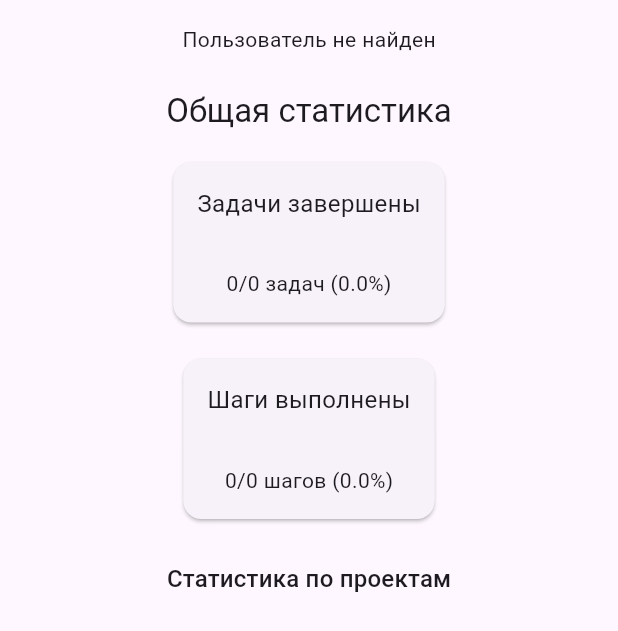
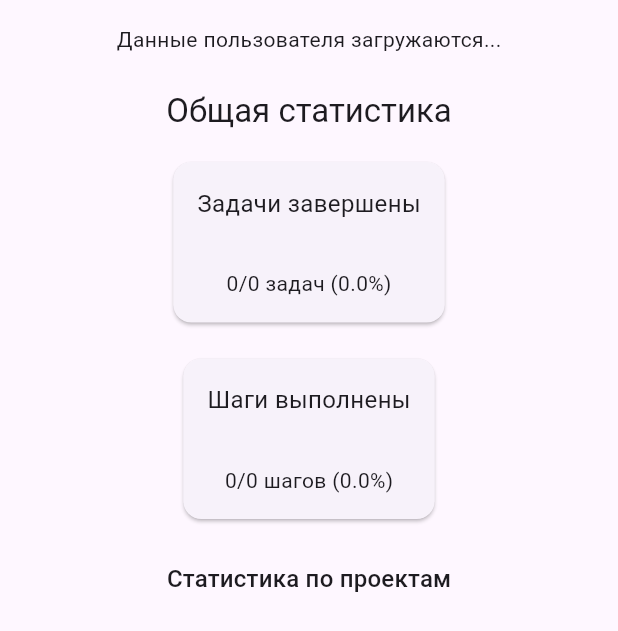
Before and after one commit to Vinillian/task_tracker, a Flutter app: what buildStatisticsTab() shows on an empty page, opened directly with empty values, on a phone screen of 412 x 824 dp. Shown: the top 631 px of the screen. Run offline on Flutter 3.47's test engine with Material 3 defaults, Android fonts, the phone set to English and light mode, and no system bars; our stand-ins replace cloud_firestore, firebase_auth, firebase_core; accounts and stored records are empty.

```diff
--- a/lib/widgets/github_calendar.dart
+++ b/lib/widgets/github_calendar.dart
@@ -4,20 +4,25 @@ import 'package:cloud_firestore/cloud_firestore.dart';
 import 'package:provider/provider.dart';
 import '../models/app_user.dart';
 import '../services/firestore_service.dart';
+import '../services/auth_service.dart'; // Добавьте импорт
 
 class GitHubCalendar extends StatelessWidget {
-  final String? userName;
-  const GitHubCalendar({super.key, required this.userName});
+  const GitHubCalendar({super.key});
 
   static const double _cellSize = 12;
   static const double _cellMargin = 2;
   static const double _columnWidth = _cellSize + _cellMargin * 2;
 
   Stream<AppUser?> _userStream(BuildContext context) {
+    final authService = Provider.of<AuthService>(context, listen: false);
     final firestoreService = Provider.of<FirestoreService>(context, listen: false);
-    return firestoreService.usersStream().map((users) {
-      return users.firstWhere((user) => user.name == userName, orElse: () => AppUser.empty());
-    });
+
+    final currentUid = authService.currentUser?.uid;
+    if (currentUid == null) {
+      return Stream.value(null);
+    }
+
+    return firestoreService.userStream(currentUid);
   }
 
   Map<DateTime, int> _buildContributions(List<dynamic> progressHistory) {
@@ -201,7 +206,11 @@ class GitHubCalendar extends StatelessWidget {
         }
 
         final user = snapshot.data;
-        if (user == null || user.name.isEmpty) {
+        if (user == null) {
+          return const Center(child: Text('Данные пользователя загружаются...'));
+        }
+
+        if (user.name.isEmpty) {
           return const Center(child: Text('Пользователь не найден'));
         }
 
--- a/lib/widgets/statistics_widgets.dart
+++ b/lib/widgets/statistics_widgets.dart
@@ -39,7 +39,7 @@ class StatisticsWidgets {
         padding: const EdgeInsets.all(16.0),
         child: Column(
           children: [
-            GitHubCalendar(userName: user.name),
+            GitHubCalendar(),
             const SizedBox(height: 24),
             Text('Общая статистика',
                 style: Theme.of(context).textTheme.titleLarge),
```
